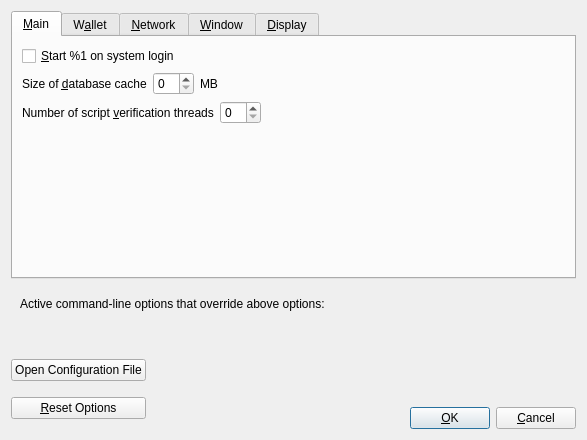
Above: src/qt/forms/optionsdialog.ui from xoleozhao/BitCash before the change. Below: the same form after it.
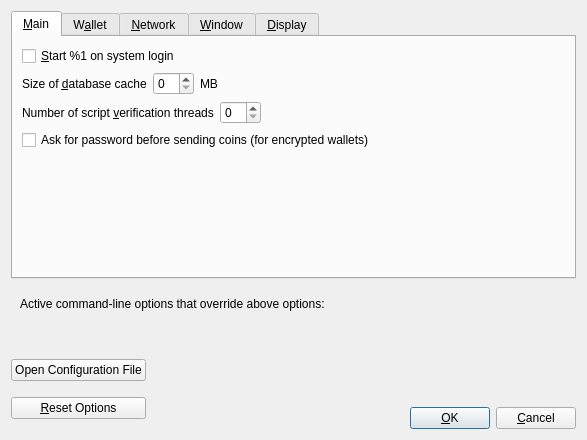
That is the form after the change. The open tabs and pages were chosen to show the change. Custom widgets are drawn as their Qt base class.

Commit message: Added option to enter password before sending

```diff
--- a/src/qt/forms/optionsdialog.ui
+++ b/src/qt/forms/optionsdialog.ui
@@ -117,11 +117,21 @@
          </item>
         </layout>
        </item>
+       <item>
+        <widget class="QCheckBox" name="AskForPasswordCheck">
+         <property name="text">
+          <string>Ask for password before sending coins (for encrypted wallets)</string>
+         </property>
+        </widget>
+       </item>
        <item>
         <spacer name="verticalSpacer_Main">
          <property name="orientation">
           <enum>Qt::Vertical</enum>
          </property>
+         <property name="sizeType">
+          <enum>QSizePolicy::Expanding</enum>
+         </property>
          <property name="sizeHint" stdset="0">
           <size>
            <width>20</width>
```
Left out of the diff: 2 changed lines with no effect on the pictures. The commit also changes 11 other files.
